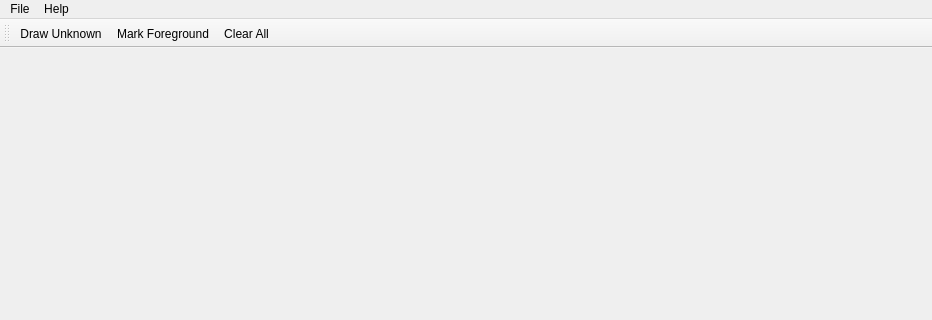
The window that mainwindow.ui (xuhongxu96/PoissonMatting) describes before a commit, drawn with Qt 5; both pictures show x 0 to 932 and y 0 to 320 of the 932 by 637 pixel window.
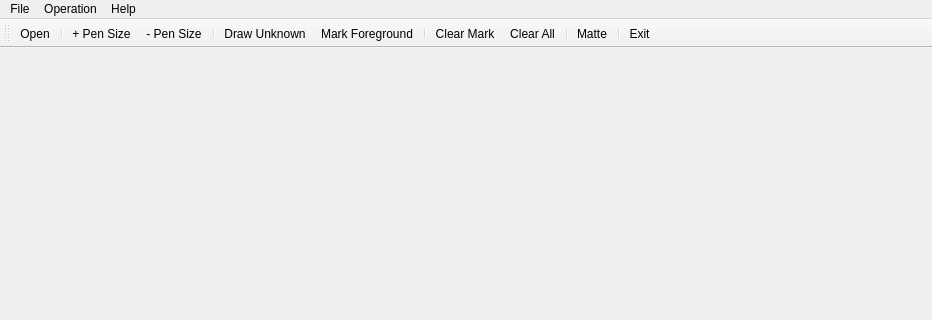
The same window after the commit.

The edit to the form file:
```diff
--- a/mainwindow.ui
+++ b/mainwindow.ui
@@ -40,7 +40,23 @@
     </property>
     <addaction name="actionAbout"/>
    </widget>
+   <widget class="QMenu" name="menuOperation">
+    <property name="title">
+     <string>Operation</string>
+    </property>
+    <addaction name="action_Add_Pen_Size"/>
+    <addaction name="action_Sub_Pen_Size"/>
+    <addaction name="separator"/>
+    <addaction name="actionDraw_Unknown"/>
+    <addaction name="actionMark_Foreground"/>
+    <addaction name="separator"/>
+    <addaction name="actionClear_Mark"/>
+    <addaction name="actionClear"/>
+    <addaction name="separator"/>
+    <addaction name="actionMatte"/>
+   </widget>
    <addaction name="menu"/>
+   <addaction name="menuOperation"/>
    <addaction name="menuHelp"/>
   </widget>
   <widget class="QToolBar" name="toolBar">
@@ -59,9 +75,20 @@
    <attribute name="toolBarBreak">
     <bool>false</bool>
    </attribute>
+   <addaction name="actionOpen"/>
+   <addaction name="separator"/>
+   <addaction name="action_Add_Pen_Size"/>
+   <addaction name="action_Sub_Pen_Size"/>
+   <addaction name="separator"/>
    <addaction name="actionDraw_Unknown"/>
    <addaction name="actionMark_Foreground"/>
+   <addaction name="separator"/>
+   <addaction name="actionClear_Mark"/>
    <addaction name="actionClear"/>
+   <addaction name="separator"/>
+   <addaction name="actionMatte"/>
+   <addaction name="separator"/>
+   <addaction name="actionExit"/>
   </widget>
   <action name="actionOpen">
    <property name="text">
@@ -129,6 +156,50 @@
     <string>C</string>
    </property>
   </action>
+  <action name="actionMatte">
+   <property name="text">
+    <string>Matte</string>
+   </property>
+   <property name="toolTip">
+    <string>&lt;html&gt;&lt;head/&gt;&lt;body&gt;&lt;p&gt;Start Poisson Matting!&lt;br/&gt;(Shortcut: M)&lt;/p&gt;&lt;/body&gt;&lt;/html&gt;</string>
+   </property>
+   <property name="shortcut">
+    <string>M</string>
+   </property>
+  </action>
+  <action name="actionClear_Mark">
+   <property name="text">
+    <string>Clear Mark</string>
+   </property>
+   <property name="toolTip">
+    <string>&lt;html&gt;&lt;head/&gt;&lt;body&gt;&lt;p&gt;Clear foreground marks.&lt;br/&gt;(Shortcut: D)&lt;/p&gt;&lt;/body&gt;&lt;/html&gt;</string>
+   </property>
+   <property name="shortcut">
+    <string>D</string>
+   </property>
+  </action>
+  <action name="action_Add_Pen_Size">
+   <property name="text">
+    <string>+ Pen Size</string>
+   </property>
+   <property name="toolTip">
+    <string>&lt;html&gt;&lt;head/&gt;&lt;body&gt;&lt;p&gt;+ Pen Size&lt;br/&gt;(Shortcut: +)&lt;/p&gt;&lt;/body&gt;&lt;/html&gt;</string>
+   </property>
+   <property name="shortcut">
+    <string>=</string>
+   </property>
+  </action>
+  <action name="action_Sub_Pen_Size">
+   <property name="text">
+    <string>- Pen Size</string>
+   </property>
+   <property name="toolTip">
+    <string>&lt;html&gt;&lt;head/&gt;&lt;body&gt;&lt;p&gt;- Pen Size&lt;br/&gt;(Shortcut: -)&lt;/p&gt;&lt;/body&gt;&lt;/html&gt;</string>
+   </property>
+   <property name="shortcut">
+    <string>-</string>
+   </property>
+  </action>
  </widget>
  <layoutdefault spacing="6" margin="11"/>
  <resources/>
```
Left out of the diff: 20 changed lines with no effect on the pictures.
